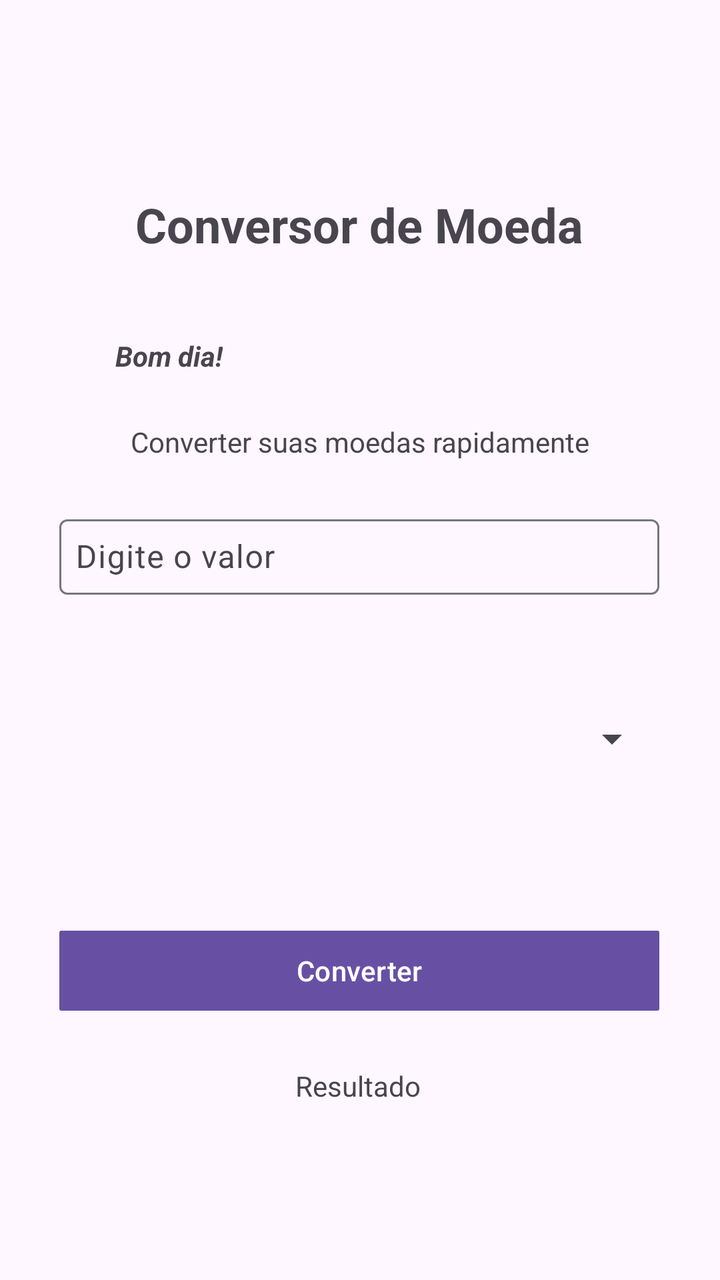
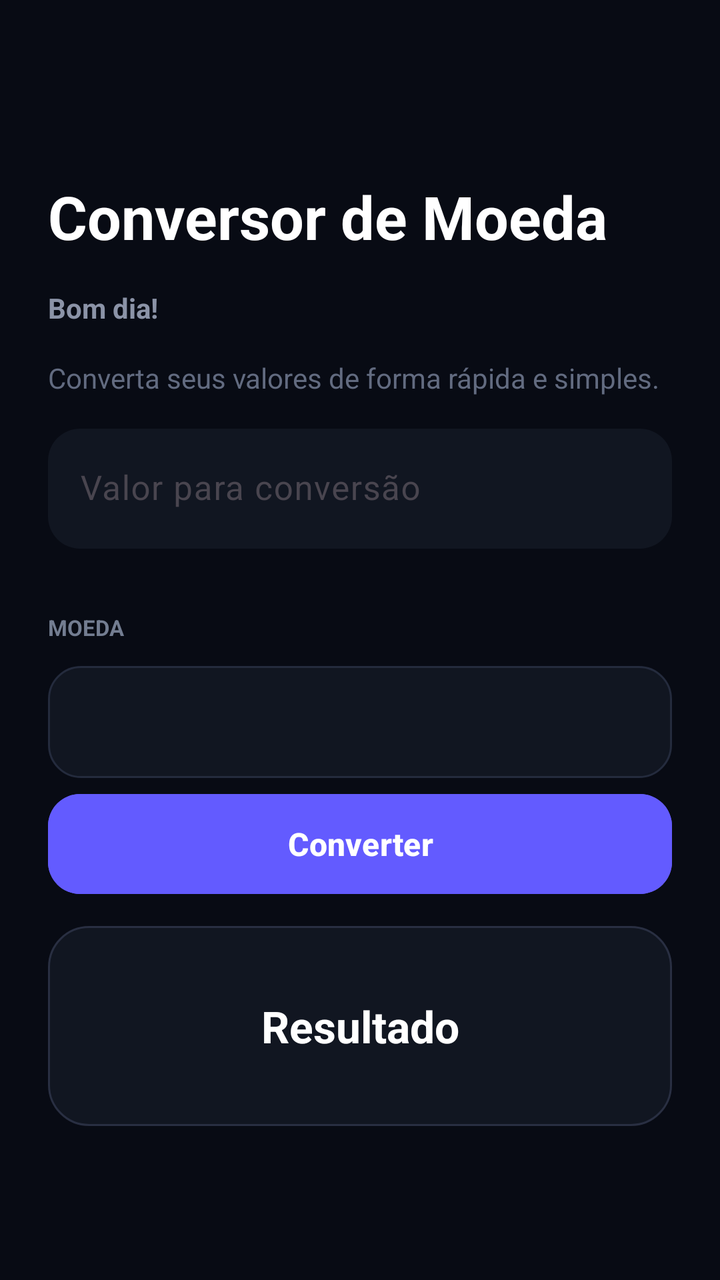

Compare the two renders of this Android layout. The source of the first and the diff that turns it into the second are given below.
<!-- AndroidManifest.xml: application theme Theme.AppConversor -->
<!-- res/layout/activity_main.xml -->
<?xml version="1.0" encoding="utf-8"?>
<androidx.constraintlayout.widget.ConstraintLayout xmlns:android="http://schemas.android.com/apk/res/android"
    xmlns:app="http://schemas.android.com/apk/res-auto"
    xmlns:tools="http://schemas.android.com/tools"
    android:id="@+id/main"
    android:layout_width="match_parent"
    android:layout_height="match_parent"
    tools:context=".MainActivity">

    <TextView
        android:id="@+id/textView2"
        android:layout_width="wrap_content"
        android:layout_height="wrap_content"
        android:layout_marginTop="96dp"
        android:text="Conversor de Moeda"
        android:textSize="24sp"
        android:textStyle="bold"
        app:layout_constraintEnd_toEndOf="parent"
        app:layout_constraintHorizontal_bias="0.497"
        app:layout_constraintStart_toStartOf="parent"
        app:layout_constraintTop_toTopOf="parent" />

    <TextView
        android:id="@+id/textView3"
        android:layout_width="wrap_content"
        android:layout_height="wrap_content"
        android:layout_marginTop="24dp"
        android:text="Converter suas moedas rapidamente"
        app:layout_constraintEnd_toEndOf="parent"
        app:layout_constraintHorizontal_bias="0.5"
        app:layout_constraintStart_toStartOf="parent"
        app:layout_constraintTop_toBottomOf="@+id/textTempo" />

    <TextView
        android:id="@+id/textViewResultado"
        android:layout_width="wrap_content"
        android:layout_height="wrap_content"
        android:layout_marginTop="24dp"
        android:text="Resultado"
        app:layout_constraintEnd_toEndOf="parent"
        app:layout_constraintHorizontal_bias="0.497"
        app:layout_constraintStart_toStartOf="parent"
        app:layout_constraintTop_toBottomOf="@+id/btnConverte" />

    <Button
        android:id="@+id/btnConverte"
        android:layout_width="300dp"
        android:layout_height="wrap_content"
        android:layout_marginTop="80dp"
        android:text="Converter"
        app:cornerRadius="1dp"

        app:layout_constraintEnd_toEndOf="parent"
        app:layout_constraintHorizontal_bias="0.496"
        app:layout_constraintStart_toStartOf="parent"
        app:layout_constraintTop_toBottomOf="@+id/spMoedas" />

    <com.google.android.material.textfield.TextInputLayout
        android:id="@+id/textInputLayout"
        android:layout_width="300dp"
        android:layout_height="wrap_content"
        android:layout_marginTop="24dp"
        app:layout_constraintEnd_toEndOf="parent"
        app:layout_constraintHorizontal_bias="0.495"
        app:layout_constraintStart_toStartOf="parent"
        app:layout_constraintTop_toBottomOf="@+id/textView3">

        <com.google.android.material.textfield.TextInputEditText
            android:id="@+id/txtValor"
            android:layout_width="match_parent"
            android:layout_height="wrap_content"
            android:hint="Digite o valor"
            android:padding="8dp" />
    </com.google.android.material.textfield.TextInputLayout>

    <TextView
        android:id="@+id/textTempo"
        android:layout_width="wrap_content"
        android:layout_height="wrap_content"
        android:layout_marginStart="20dp"
        android:layout_marginTop="40dp"
        android:text="Bom dia!"
        android:textStyle="bold|italic"
        app:layout_constraintEnd_toEndOf="parent"
        app:layout_constraintHorizontal_bias="0.131"
        app:layout_constraintStart_toStartOf="parent"
        app:layout_constraintTop_toBottomOf="@+id/textView2" />

    <Spinner
        android:id="@+id/spMoedas"
        android:layout_width="300dp"
        android:layout_height="wrap_content"
        android:layout_marginTop="60dp"
        app:layout_constraintEnd_toEndOf="parent"
        app:layout_constraintHorizontal_bias="0.5"
        app:layout_constraintStart_toStartOf="parent"
        app:layout_constraintTop_toBottomOf="@+id/textInputLayout" />

</androidx.constraintlayout.widget.ConstraintLayout>
<!-- resources referenced by this layout -->
<resources>
  <style name="Theme.AppConversor" parent="Base.Theme.AppConversor" />
  <style name="Base.Theme.AppConversor" parent="Theme.Material3.DayNight.NoActionBar">
          
          
      </style>
</resources>

<!-- the commit's change to res/layout/activity_main.xml (unified diff, before → after) -->
@@ -1,99 +1,168 @@
 <?xml version="1.0" encoding="utf-8"?>
-<androidx.constraintlayout.widget.ConstraintLayout xmlns:android="http://schemas.android.com/apk/res/android"
+<androidx.constraintlayout.widget.ConstraintLayout
+    xmlns:android="http://schemas.android.com/apk/res/android"
     xmlns:app="http://schemas.android.com/apk/res-auto"
     xmlns:tools="http://schemas.android.com/tools"
     android:id="@+id/main"
     android:layout_width="match_parent"
     android:layout_height="match_parent"
+    android:background="#080B14"
     tools:context=".MainActivity">
+
+
 
     <TextView
         android:id="@+id/textView2"
-        android:layout_width="wrap_content"
+        android:layout_width="0dp"
         android:layout_height="wrap_content"
-        android:layout_marginTop="96dp"
+        android:layout_marginStart="24dp"
+        android:layout_marginTop="88dp"
+        android:layout_marginEnd="24dp"
         android:text="Conversor de Moeda"
-        android:textSize="24sp"
+        android:textColor="#FFFFFF"
+        android:textSize="30sp"
         android:textStyle="bold"
         app:layout_constraintEnd_toEndOf="parent"
-        app:layout_constraintHorizontal_bias="0.497"
+        app:layout_constraintHorizontal_bias="0.0"
         app:layout_constraintStart_toStartOf="parent"
         app:layout_constraintTop_toTopOf="parent" />
 
     <TextView
-        android:id="@+id/textView3"
-        android:layout_width="wrap_content"
+        android:id="@+id/textTempo"
+        android:layout_width="0dp"
         android:layout_height="wrap_content"
-        android:layout_marginTop="24dp"
-        android:text="Converter suas moedas rapidamente"
+        android:layout_marginStart="24dp"
+        android:layout_marginTop="16dp"
+        android:layout_marginEnd="24dp"
+        android:text="Bom dia!"
+        android:textColor="#8B93A7"
+        android:textSize="14sp"
+        android:textStyle="bold"
         app:layout_constraintEnd_toEndOf="parent"
-        app:layout_constraintHorizontal_bias="0.5"
+        app:layout_constraintHorizontal_bias="0.0"
         app:layout_constraintStart_toStartOf="parent"
-        app:layout_constraintTop_toBottomOf="@+id/textTempo" />
+        app:layout_constraintTop_toBottomOf="@id/textView2" />
 
     <TextView
         android:id="@+id/textViewResultado"
+        android:layout_width="0dp"
+        android:layout_height="wrap_content"
+        android:layout_marginStart="24dp"
+        android:layout_marginTop="12dp"
+        android:layout_marginEnd="24dp"
+        android:background="@drawable/bg_resultado_dark"
+        android:gravity="center"
+        android:minHeight="100dp"
+        android:padding="20dp"
+        android:text="Resultado"
+        android:textColor="#FFFFFF"
+        android:textSize="22sp"
+        android:textStyle="bold"
+        app:layout_constraintEnd_toEndOf="parent"
+        app:layout_constraintHorizontal_bias="0.0"
+        app:layout_constraintStart_toStartOf="parent"
+        app:layout_constraintTop_toBottomOf="@id/btnConverte" />
+
+    <TextView
+        android:id="@+id/textLabelMoeda"
         android:layout_width="wrap_content"
         android:layout_height="wrap_content"
-        android:layout_marginTop="24dp"
-        android:text="Resultado"
-        app:layout_constraintEnd_toEndOf="parent"
-        app:layout_constraintHorizontal_bias="0.497"
+        android:layout_marginStart="24dp"
+        android:layout_marginTop="32dp"
+        android:text="MOEDA"
+        android:textColor="#737D91"
+        android:textSize="11sp"
+        android:textStyle="bold"
         app:layout_constraintStart_toStartOf="parent"
-        app:layout_constraintTop_toBottomOf="@+id/btnConverte" />
+        app:layout_constraintTop_toBottomOf="@id/textInputLayout" />
 
     <Button
         android:id="@+id/btnConverte"
-        android:layout_width="300dp"
+        android:layout_width="0dp"
+        android:layout_height="58dp"
+        android:layout_marginStart="24dp"
+        android:layout_marginTop="4dp"
+        android:layout_marginEnd="24dp"
+        android:backgroundTint="#635BFF"
+        android:elevation="3dp"
+        android:text="Converter"
+        android:textAllCaps="false"
+        android:textColor="#FFFFFF"
+        android:textSize="16sp"
+        android:textStyle="bold"
+        app:cornerRadius="16dp"
+        app:layout_constraintEnd_toEndOf="parent"
+        app:layout_constraintHorizontal_bias="0.0"
+        app:layout_constraintStart_toStartOf="parent"
+        app:layout_constraintTop_toBottomOf="@id/spMoedas" />
+
+    <TextView
+        android:id="@+id/textView3"
+        android:layout_width="0dp"
         android:layout_height="wrap_content"
-        android:layout_marginTop="80dp"
-        android:text="Converter"
-        app:cornerRadius="1dp"
-
+        android:layout_marginStart="24dp"
+        android:layout_marginTop="16dp"
+        android:layout_marginEnd="24dp"
+        android:text="Converta seus valores de forma rápida e simples."
+        android:textColor="#626B80"
+        android:textSize="14sp"
         app:layout_constraintEnd_toEndOf="parent"
-        app:layout_constraintHorizontal_bias="0.496"
+        app:layout_constraintHorizontal_bias="0.0"
         app:layout_constraintStart_toStartOf="parent"
-        app:layout_constraintTop_toBottomOf="@+id/spMoedas" />
+        app:layout_constraintTop_toBottomOf="@id/textTempo" />
 
     <com.google.android.material.textfield.TextInputLayout
         android:id="@+id/textInputLayout"
-        android:layout_width="300dp"
+        android:layout_width="0dp"
         android:layout_height="wrap_content"
-        android:layout_marginTop="24dp"
+        android:layout_marginStart="24dp"
+        android:layout_marginTop="16dp"
+        android:layout_marginEnd="24dp"
+        android:hint="Valor para conversão"
+        app:boxBackgroundColor="#111621"
+        app:boxBackgroundMode="filled"
+        app:boxCornerRadiusBottomEnd="16dp"
+        app:boxCornerRadiusBottomStart="16dp"
+        app:boxCornerRadiusTopEnd="16dp"
+        app:boxCornerRadiusTopStart="16dp"
+        app:boxStrokeColor="#635BFF"
+        app:boxStrokeWidth="0dp"
+        app:boxStrokeWidthFocused="1dp"
+        app:hintTextColor="#737D91"
         app:layout_constraintEnd_toEndOf="parent"
-        app:layout_constraintHorizontal_bias="0.495"
+        app:layout_constraintHorizontal_bias="0.0"
         app:layout_constraintStart_toStartOf="parent"
-        app:layout_constraintTop_toBottomOf="@+id/textView3">
+        app:layout_constraintTop_toBottomOf="@id/textView3">
 
         <com.google.android.material.textfield.TextInputEditText
             android:id="@+id/txtValor"
             android:layout_width="match_parent"
-            android:layout_height="wrap_content"
-            android:hint="Digite o valor"
-            android:padding="8dp" />
+            android:layout_height="60dp"
+            android:inputType="numberDecimal"
+            android:paddingStart="16dp"
+            android:paddingEnd="16dp"
+            android:textColor="#FFFFFF"
+            android:textColorHint="#626B80"
+            android:textSize="17sp" />
+
     </com.google.android.material.textfield.TextInputLayout>
-
-    <TextView
-        android:id="@+id/textTempo"
-        android:layout_width="wrap_content"
-        android:layout_height="wrap_content"
-        android:layout_marginStart="20dp"
-        android:layout_marginTop="40dp"
-        android:text="Bom dia!"
-        android:textStyle="bold|italic"
-        app:layout_constraintEnd_toEndOf="parent"
-        app:layout_constraintHorizontal_bias="0.131"
-        app:layout_constraintStart_toStartOf="parent"
-        app:layout_constraintTop_toBottomOf="@+id/textView2" />
 
     <Spinner
         android:id="@+id/spMoedas"
-        android:layout_width="300dp"
-        android:layout_height="wrap_content"
-        android:layout_marginTop="60dp"
+        android:layout_width="0dp"
+        android:layout_height="56dp"
+        android:layout_marginStart="24dp"
+        android:layout_marginTop="12dp"
+        android:layout_marginEnd="24dp"
+        android:background="@drawable/bg_spinner_dark"
+        android:paddingStart="16dp"
+        android:paddingEnd="16dp"
         app:layout_constraintEnd_toEndOf="parent"
-        app:layout_constraintHorizontal_bias="0.5"
+        app:layout_constraintHorizontal_bias="0.0"
         app:layout_constraintStart_toStartOf="parent"
-        app:layout_constraintTop_toBottomOf="@+id/textInputLayout" />
+        app:layout_constraintTop_toBottomOf="@id/textLabelMoeda" />
+
+
+
 
 </androidx.constraintlayout.widget.ConstraintLayout>
<!-- resource entries referenced after the edit -->
@@ -1,5 +1,33 @@
 <!-- resources referenced by this layout -->
 <resources>
+  <!-- drawable bg_resultado_dark (drawable) -->
+  <?xml version="1.0" encoding="utf-8"?>
+  <shape xmlns:android="http://schemas.android.com/apk/res/android"
+      android:shape="rectangle">
+  
+      <solid android:color="#111621" />
+  
+      <corners android:radius="20dp" />
+  
+      <stroke
+          android:width="1dp"
+          android:color="#292F42" />
+  
+  </shape>
+  <!-- drawable bg_spinner_dark (drawable) -->
+  <?xml version="1.0" encoding="utf-8"?>
+  <shape xmlns:android="http://schemas.android.com/apk/res/android"
+      android:shape="rectangle">
+  
+      <solid android:color="#111621" />
+  
+      <corners android:radius="16dp" />
+  
+      <stroke
+          android:width="1dp"
+          android:color="#242B3D" />
+  
+  </shape>
   <style name="Theme.AppConversor" parent="Base.Theme.AppConversor" />
   <style name="Base.Theme.AppConversor" parent="Theme.Material3.DayNight.NoActionBar">
           
